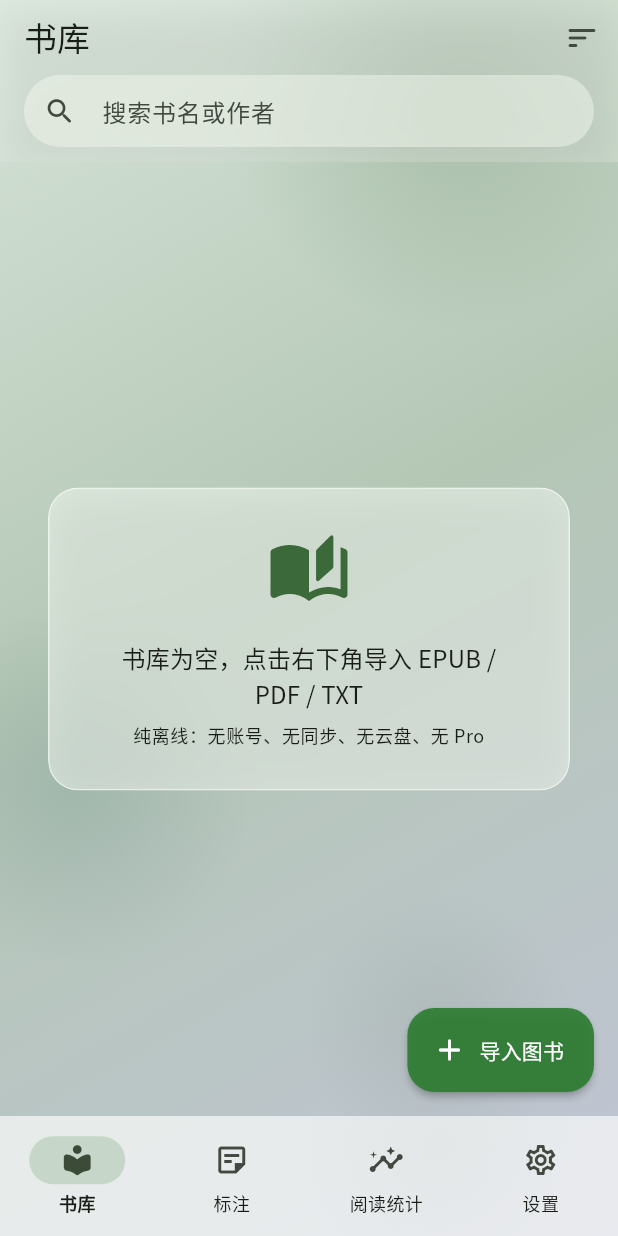
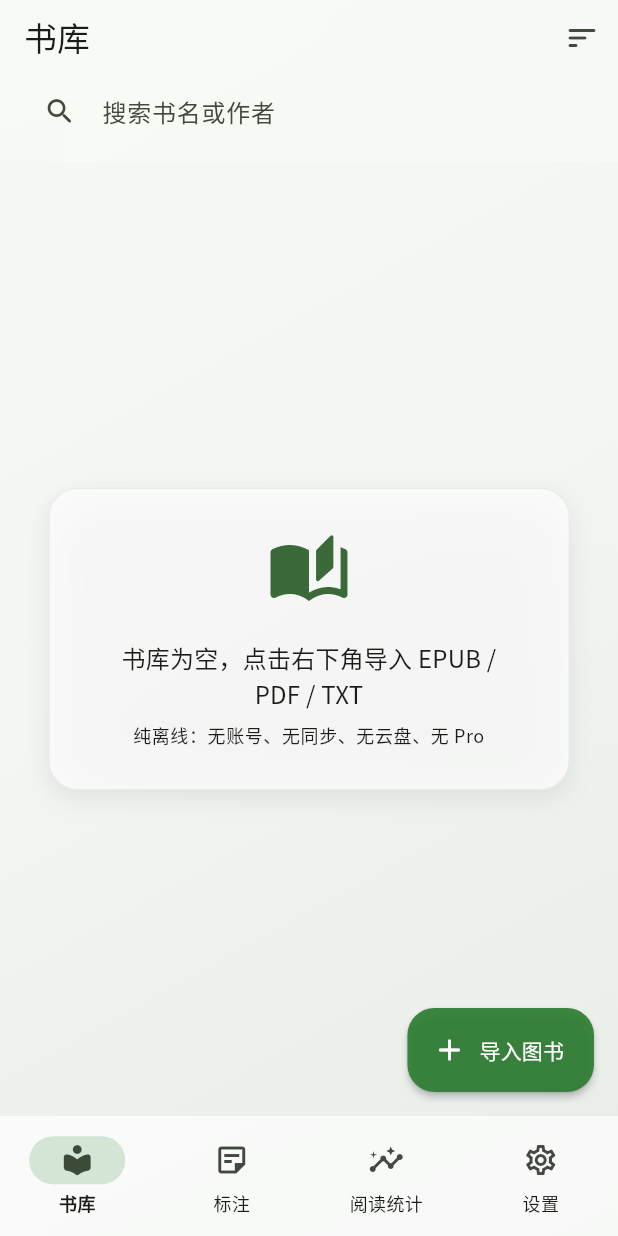
Before and after one commit to wiwcn/NeoReader, a Flutter app: the screen it shows after launch, on a phone screen of 412 x 824 dp. Run offline on Flutter 3.47's test engine with Material 3 defaults, Android fonts, the phone set to English and light mode, and no system bars; our stand-ins replace equatable, file_picker, flutter_markdown, flutter_riverpod, shared_preferences, sqflite and 1 more; missing offline and left inert: pdfrx; accounts and stored records are empty.

Commit message:
fix light glass layering: restore soft F3F6F3, white frost, unclipped shadows
Restore first-version scaffold (0xFFF3F6F3) and pure white translucent
GlassSurface (no primaryContainer tint). Soft gray-green wash without neon
orbs. Move card shadows outside ClipRRect so elevation reads; keep chrome
lighter than content cards to avoid 两层白. Refresh UI goldens/screenshots.

```diff
--- a/lib/core/theme/app_theme.dart
+++ b/lib/core/theme/app_theme.dart
@@ -59,10 +59,10 @@ class AppTheme {
         scrolledUnderElevation: 0,
         backgroundColor: Colors.transparent,
       ),
-      scaffoldBackgroundColor: const Color(0xFFE8EFE9),
+      scaffoldBackgroundColor: const Color(0xFFF3F6F3),
       cardTheme: CardThemeData(
         elevation: 0,
-        color: Colors.white.withValues(alpha: 0.38),
+        color: Colors.white.withValues(alpha: 0.68),
         shape: RoundedRectangleBorder(borderRadius: BorderRadius.circular(20)),
       ),
       navigationBarTheme: NavigationBarThemeData(
@@ -205,6 +205,7 @@ class GlassSurface extends StatelessWidget {
     this.padding,
     this.opacity,
     this.border = true,
+    this.elevate = true,
   });
 
   final Widget child;
@@ -213,52 +214,68 @@ class GlassSurface extends StatelessWidget {
   final EdgeInsetsGeometry? padding;
   final double? opacity;
   final bool border;
+  /// When false (e.g. full-bleed app bar), skip outer shadow.
+  final bool elevate;
 
   @override
   Widget build(BuildContext context) {
     final isDark = Theme.of(context).brightness == Brightness.dark;
-    final cs = Theme.of(context).colorScheme;
-    // Light fill stays translucent so the wash underneath reads through frost.
-    final fillAlpha = opacity ?? (isDark ? 0.12 : 0.52);
-    final fill = Color.lerp(
-          Colors.white,
-          isDark ? cs.surface : cs.primaryContainer,
-          isDark ? 0.0 : 0.12,
-        )!
-        .withValues(alpha: fillAlpha);
-    final stroke = Colors.white.withValues(
-      alpha: isDark ? 0.16 : 0.55,
+    // Layering (MD3 soft frost / common Flutter glass pattern):
+    // 1) tinted wash underneath (GlassScaffoldBackground)
+    // 2) content cards: pure white translucent fill — never primaryContainer lerp
+    // 3) chrome (GlassAppBar): lower opacity so it does not double-stack white
+    // 4) shadow OUTSIDE ClipRRect so elevation is visible (clipping shadows = 两层白)
+    final fill = Colors.white.withValues(
+      alpha: opacity ?? (isDark ? 0.10 : 0.68),
     );
+    // Light: soft dark hairline reads on soft gray-green wash; dark: light rim.
+    final stroke = isDark
+        ? Colors.white.withValues(alpha: 0.14)
+        : Colors.black.withValues(alpha: 0.06);
 
-    final decoration = BoxDecoration(
+    final radius = BorderRadius.circular(borderRadius);
+    final surfaceDecoration = BoxDecoration(
       color: fill,
-      borderRadius: BorderRadius.circular(borderRadius),
+      borderRadius: radius,
       border: border ? Border.all(color: stroke, width: 1) : null,
-      boxShadow: [
-        BoxShadow(
-          color: Colors.black.withValues(alpha: isDark ? 0.28 : 0.10),
-          blurRadius: 20,
-          offset: const Offset(0, 6),
-        ),
-      ],
     );
     final painted = AnimatedContainer(
       duration: MediaQuery.disableAnimationsOf(context)
           ? Duration.zero
           : const Duration(milliseconds: 220),
       curve: Curves.easeOutCubic,
-      decoration: decoration,
+      decoration: surfaceDecoration,
       child: padding == null ? child : Padding(padding: padding!, child: child),
     );
     final effectiveBlur = blur * blurStrength;
-    return ClipRRect(
-      borderRadius: BorderRadius.circular(borderRadius),
+    final frosted = ClipRRect(
+      borderRadius: radius,
       child: useFrostedBlur && effectiveBlur > 0.5
           ? BackdropFilter(
-              filter: ImageFilter.blur(sigmaX: effectiveBlur, sigmaY: effectiveBlur),
+              filter: ImageFilter.blur(
+                sigmaX: effectiveBlur,
+                sigmaY: effectiveBlur,
+              ),
               child: painted,
             )
           : painted,
+    );
+
+    // Elevation lives outside the clip so soft shadows are not discarded.
+    if (!elevate) return frosted;
+    return DecoratedBox(
+      decoration: BoxDecoration(
+        borderRadius: radius,
+        boxShadow: [
+          BoxShadow(
+            color: Colors.black.withValues(alpha: isDark ? 0.32 : 0.08),
+            blurRadius: isDark ? 22 : 14,
+            offset: const Offset(0, 5),
+            spreadRadius: isDark ? 0 : -0.5,
+          ),
+        ],
+      ),
+      child: frosted,
     );
   }
 }
@@ -290,11 +307,11 @@ class GlassAppBar extends StatelessWidget implements PreferredSizeWidget {
       bottom: bottom,
       flexibleSpace: GlassSurface(
         borderRadius: 0,
-        blur: 20,
+        blur: 18,
         border: false,
-        // Chrome layer: lighter than content cards so search-in-bar + bar
-        // do not stack into a double white band.
-        opacity: Theme.of(context).brightness == Brightness.dark ? 0.08 : 0.32,
+        elevate: false,
+        // Chrome: more translucent than content cards (avoids 两层白 with search).
+        opacity: Theme.of(context).brightness == Brightness.dark ? 0.08 : 0.28,
         child: const SizedBox.expand(),
       ),
     );
--- a/lib/presentation/widgets/glass_scaffold_bg.dart
+++ b/lib/presentation/widgets/glass_scaffold_bg.dart
@@ -1,7 +1,11 @@
 import 'package:flutter/material.dart';
 
-/// Soft gradient + tinted wash so frosted glass has contrast to blur.
-/// Avoid near-white flats — white glass cards would vanish (两层白).
+/// Soft MD3 wash so frosted glass has contrast to blur.
+///
+/// Light mode stays near the first-version gray-green (`0xFFF3F6F3` /
+/// `0xFFF5F8F5`) with only a whisper of primary — not neon green/purple orbs.
+/// Content glass is pure white translucent; this wash must stay slightly
+/// tinted or cards vanish into the background (两层白).
 class GlassScaffoldBackground extends StatelessWidget {
   const GlassScaffoldBackground({super.key, required this.child});
 
@@ -11,10 +15,7 @@ class GlassScaffoldBackground extends StatelessWidget {
   Widget build(BuildContext context) {
     final cs = Theme.of(context).colorScheme;
     final isDark = Theme.of(context).brightness == Brightness.dark;
-    return Stack(
-      fit: StackFit.expand,
-      children: [
-        DecoratedBox(
+    return DecoratedBox(
       decoration: BoxDecoration(
         gradient: LinearGradient(
           begin: Alignment.topLeft,
@@ -22,66 +23,18 @@ class GlassScaffoldBackground extends StatelessWidget {
           colors: isDark
               ? [
                   cs.surface,
-                      Color.lerp(cs.surface, cs.primary, 0.28)!,
-                      Color.lerp(cs.surface, cs.tertiary, 0.20)!,
+                  Color.lerp(cs.surface, cs.primary, 0.18)!,
+                  Color.lerp(cs.surface, cs.tertiary, 0.12)!,
                 ]
               : [
-                      const Color(0xFFD5E3D8),
-                      Color.lerp(const Color(0xFFE2ECE5), cs.primary, 0.28)!,
-                      Color.lerp(const Color(0xFFE8E2F0), cs.tertiary, 0.24)!,
+                  // First-version soft gray-green — keep primary bleed tiny.
+                  const Color(0xFFF5F8F5),
+                  const Color(0xFFF3F6F3),
+                  Color.lerp(const Color(0xFFF3F6F3), cs.primary, 0.055)!,
                 ],
         ),
       ),
-        ),
-        Positioned(
-          top: -80,
-          right: -40,
-          child: _WashOrb(
-            diameter: 300,
-            color: cs.primary.withValues(alpha: isDark ? 0.22 : 0.20),
-          ),
-        ),
-        Positioned(
-          bottom: 100,
-          left: -70,
-          child: _WashOrb(
-            diameter: 240,
-            color: cs.tertiary.withValues(alpha: isDark ? 0.18 : 0.16),
-          ),
-        ),
-        Positioned(
-          bottom: -30,
-          right: 30,
-          child: _WashOrb(
-            diameter: 180,
-            color: cs.secondary.withValues(alpha: isDark ? 0.12 : 0.11),
-          ),
-        ),
-        child,
-      ],
+      child: child,
     );
   }
 }
-
-class _WashOrb extends StatelessWidget {
-  const _WashOrb({required this.diameter, required this.color});
-
-  final double diameter;
-  final Color color;
-
-  @override
-  Widget build(BuildContext context) {
-    return IgnorePointer(
-      child: Container(
-        width: diameter,
-        height: diameter,
-        decoration: BoxDecoration(
-          shape: BoxShape.circle,
-          gradient: RadialGradient(
-            colors: [color, color.withValues(alpha: 0)],
-          ),
-        ),
-      ),
-    );
-  }
-}
```
Also changed, not shown: 10 other files. Lines whose indentation alone changed are shown as unchanged.
